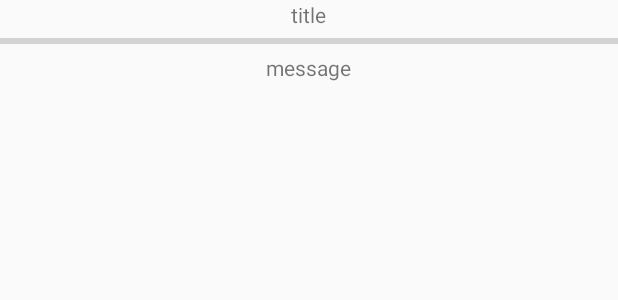
After one commit to hodaz/GoodbyeCyworld, an Android app: the layout layout_noti_progress.xml on its own in the app's theme, with its tools: preview values and no code run, on a phone screen of 412 x 824 dp. The commit adds this screen. Shown: the top 300 px of the screen. Run offline under Robolectric (Android 15) with nearby library versions, the phone set to English and light mode, and no system bars.

Commit message:
노티 수정, 사진 저장

```diff
--- a/app/src/main/AndroidManifest.xml
+++ b/app/src/main/AndroidManifest.xml
@@ -4,6 +4,7 @@
 
     <uses-permission android:name="android.permission.INTERNET" />
     <uses-permission android:name="android.permission.WRITE_EXTERNAL_STORAGE" />
+    <uses-permission android:name="android.permission.READ_EXTERNAL_STORAGE" />
 
     <application
         android:allowBackup="true"
--- a/app/src/main/java/com/hodaz/goodbyecyword/common/Defines.java
+++ b/app/src/main/java/com/hodaz/goodbyecyword/common/Defines.java
@@ -9,5 +9,6 @@ public class Defines {
     public static final String URL_GET_FOLDER = "http://cy.cyworld.com/home/%1$s/menu/?type=folder";
     public static final String URL_GET_CONTENT_LIST = "http://cy.cyworld.com/home/%1$s/postlist?startdate=&enddate=&folderid=%2$s&tagname=&_=1457400136714";
     public static final String URL_GET_CONTENT_MORE_LIST = "http://cy.cyworld.com/home/%1$s/postmore?folderid=%2$s&lastid=%3$s&lastdate=%4$s&tagname=&startdate=&enddate=";
-    public static final String EXTRA_PICTURE_OUTPUT_URI = Environment.getExternalStorageDirectory() + "/Cyworld_%1$s/";
+    public static final String EXTRA_PICTURE_OUTPUT_PARENT_URI = Environment.getExternalStorageDirectory() + "/Cyworld/";
+    public static final String EXTRA_PICTURE_OUTPUT_URI = Environment.getExternalStorageDirectory() + "/Cyworld/%1$s/";
 }
--- a/app/src/main/java/com/hodaz/goodbyecyword/database/DBAdapter.java
+++ b/app/src/main/java/com/hodaz/goodbyecyword/database/DBAdapter.java
@@ -52,6 +52,7 @@ public class DBAdapter {
             values.put("post_title", post.postTitle);
             values.put("post_img", post.postImg);
             values.put("insert_date", System.currentTimeMillis());
+            values.put("stored_post_img", post.storedPostImg);
 
             long rowId = db.insert(POST_TABLE, null, values);
             return rowId;
@@ -78,7 +79,7 @@ public class DBAdapter {
     }
 
     public static final String[] COL_MUSIC_INFO = {
-        "_id", "folder_id", "folder_title", "post_id", "post_title", "post_img", "insert_date"
+        "_id", "folder_id", "folder_title", "post_id", "post_title", "post_img", "insert_date", "stored_post_img"
     };
 
     /**
--- a/app/src/main/java/com/hodaz/goodbyecyword/database/DBHelper.java
+++ b/app/src/main/java/com/hodaz/goodbyecyword/database/DBHelper.java
@@ -24,7 +24,8 @@ class DBHelper extends SQLiteOpenHelper {
             "post_id TEXT," +
             "post_title TEXT," +
             "post_img TEXT," +
-            "insert_date INTEGER" +
+            "insert_date INTEGER," +
+            "stored_post_img TEXT" +
             ");";
 
     private static final String SQL_CREATE_INDEX =
--- a/app/src/main/java/com/hodaz/goodbyecyword/model/Post.java
+++ b/app/src/main/java/com/hodaz/goodbyecyword/model/Post.java
@@ -9,4 +9,5 @@ public class Post {
     public String postID;
     public String postTitle;
     public String postImg;
+    public String storedPostImg;
 }
--- /dev/null
+++ b/app/src/main/res/layout/layout_noti_progress.xml
@@ -0,0 +1,31 @@
+<?xml version="1.0" encoding="utf-8"?>
+<RelativeLayout xmlns:android="http://schemas.android.com/apk/res/android"
+    android:layout_width="wrap_content"
+    android:layout_height="wrap_content"
+    android:id="@+id/noti_layout">
+
+    <TextView
+        android:id="@+id/noti_title"
+        android:layout_width="wrap_content"
+        android:layout_height="wrap_content"
+        android:layout_alignParentTop="true"
+        android:layout_centerHorizontal="true"
+        android:text="title" />
+
+    <ProgressBar
+        android:id="@+id/noti_progress"
+        style="?android:attr/progressBarStyleHorizontal"
+        android:layout_width="match_parent"
+        android:layout_height="wrap_content"
+        android:layout_alignParentLeft="true"
+        android:layout_below="@+id/noti_title" />
+
+    <TextView
+        android:id="@+id/noti_text"
+        android:layout_width="wrap_content"
+        android:layout_height="wrap_content"
+        android:layout_below="@+id/noti_progress"
+        android:layout_centerHorizontal="true"
+        android:text="message" />
+
+</RelativeLayout>
```
Also changed, not shown: app/build.gradle (+5 -4 lines), app/src/main/java/com/hodaz/goodbyecyword/MainActivity.java (+26 -20 lines), app/src/main/java/com/hodaz/goodbyecyword/PhotoStoreIntentService.java (+69 -27 lines).
